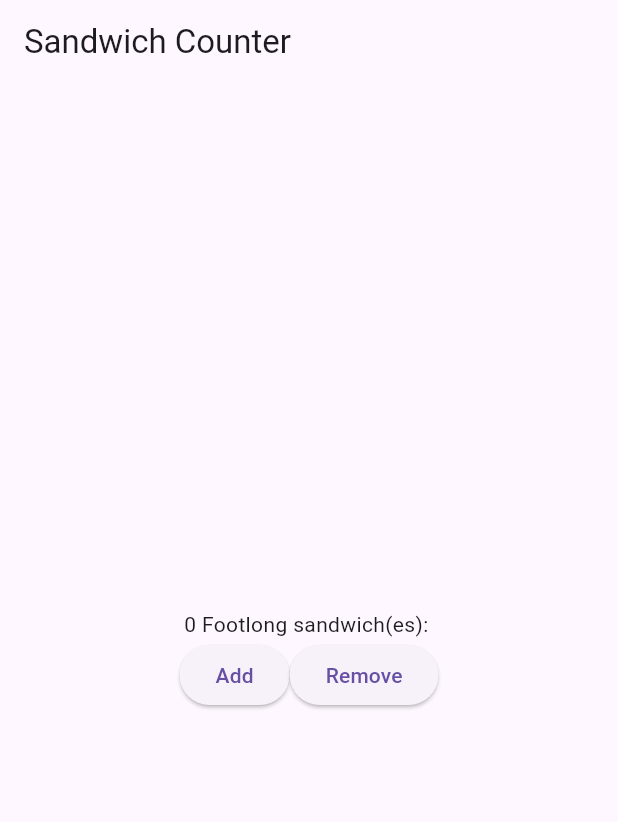
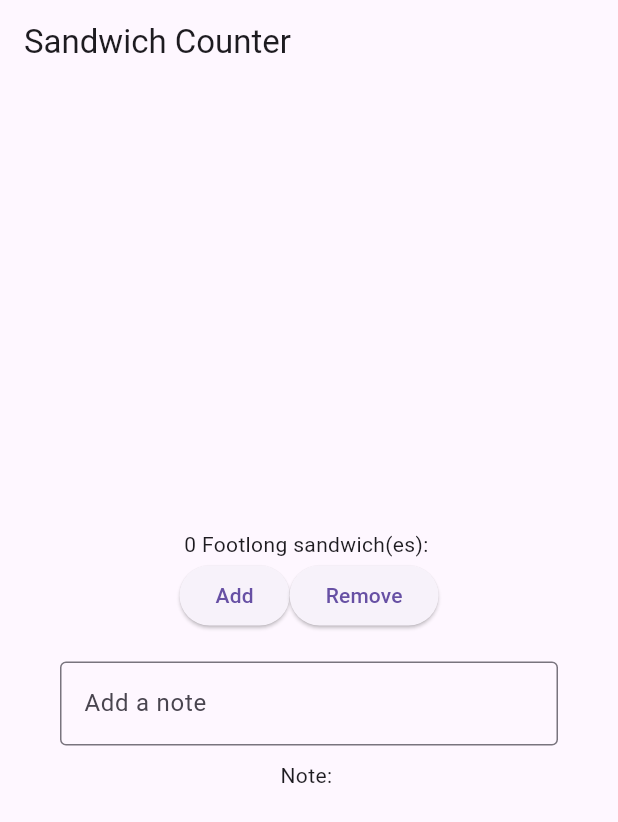
Before and after one commit to Zahoor-Khan1/flutter_application_1, a Flutter app: the screen it shows after launch, on a phone screen of 412 x 824 dp. Shown: the top 822 px of the screen. Run offline on Flutter 3.47's test engine with Material 3 defaults, Android fonts, the phone set to English and light mode, and no system bars.

Commit message:
Added text bar for the order Notes

```diff
--- a/lib/main.dart
+++ b/lib/main.dart
@@ -29,6 +29,7 @@ class OrderScreen extends StatefulWidget {
 
 class _OrderScreenState extends State<OrderScreen> {
   int _quantity = 0;
+  String _note ='';
   void _increaseQuantity() {
   if (_quantity < widget.maxQuantity) {
     setState(() => _quantity++);
@@ -38,6 +39,7 @@ class _OrderScreenState extends State<OrderScreen> {
 void _decreaseQuantity() {
   if (_quantity > 0) {
     setState(() => _quantity--);
+
   }
 }
   @override
@@ -64,9 +66,29 @@ void _decreaseQuantity() {
 ElevatedButton(
   onPressed: _decreaseQuantity,
   child: const Text('Remove'),
+
 ),
+const SizedBox(height: 20),
               ],
             ),
+const SizedBox(height: 20),
+Padding(
+  padding: const EdgeInsets.symmetric(horizontal: 40.0),
+  child: TextField(
+    decoration: const InputDecoration(
+      labelText: 'Add a note',
+      border: OutlineInputBorder(),
+    ),
+    onChanged: (value) {
+      setState(() {
+        _note = value;
+      });
+    },
+  ),
+),
+const SizedBox(height: 10),
+Text('Note: $_note'),
+
           ],
         ),
       ),
```
